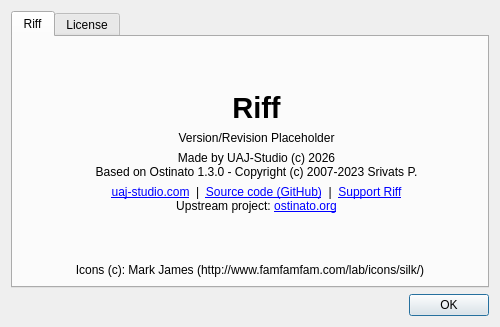
First picture: the form in client/about.ui, repository UAJ-Studio/riff, before the edit.
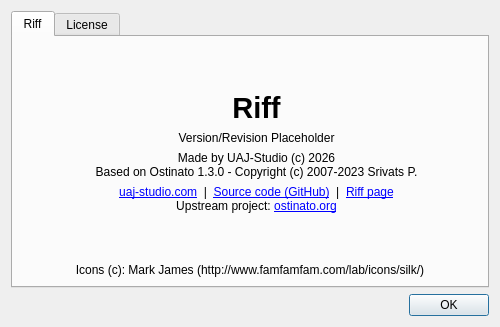
Second picture: the form after the edit. Icons and pictures are not drawn.

Commit message:
Riff 1.3.1: release from CI; support links to the Riff page
- version 1.3.1
- GitHub Sponsors is not approved yet: Help > Riff Page, the About box and
  the welcome screen link to uaj-studio.com/riff instead
- CI: a riff-<version> tag publishes the GitHub release (by github-actions)
  with Riff-<version>-setup.exe and Riff-setup.exe; notes in
  .github/release-notes/

```diff
--- a/client/about.ui
+++ b/client/about.ui
@@ -105,7 +105,7 @@
            <item>
             <widget class="QLabel" name="LinksLabel" >
              <property name="text" >
-              <string>&lt;a href="https://uaj-studio.com">uaj-studio.com&lt;/a> &amp;nbsp;|&amp;nbsp; &lt;a href="https://github.com/UAJ-Studio/riff">Source code (GitHub)&lt;/a> &amp;nbsp;|&amp;nbsp; &lt;a href="https://github.com/sponsors/UAJ-Studio">Support Riff&lt;/a>&lt;br>Upstream project: &lt;a href="https://ostinato.org">ostinato.org&lt;/a></string>
+              <string>&lt;a href="https://uaj-studio.com">uaj-studio.com&lt;/a> &amp;nbsp;|&amp;nbsp; &lt;a href="https://github.com/UAJ-Studio/riff">Source code (GitHub)&lt;/a> &amp;nbsp;|&amp;nbsp; &lt;a href="https://uaj-studio.com/riff">Riff page&lt;/a>&lt;br>Upstream project: &lt;a href="https://ostinato.org">ostinato.org&lt;/a></string>
              </property>
              <property name="textFormat" >
               <enum>Qt::RichText</enum>
```
The commit also changes 7 other files.
